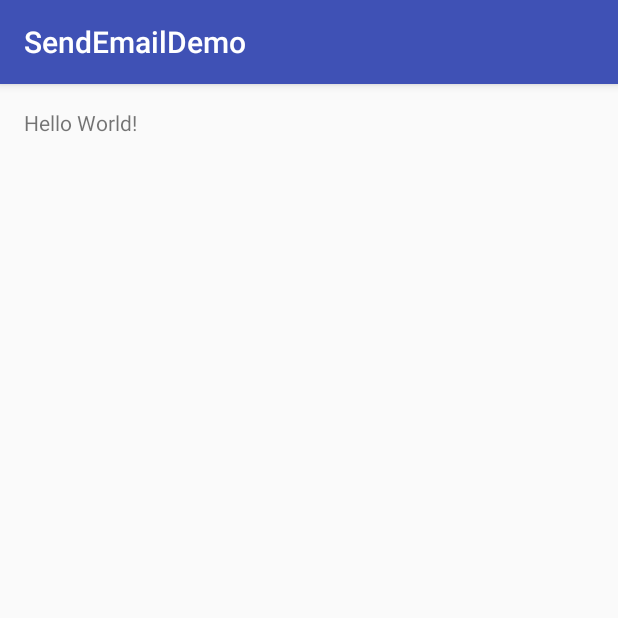
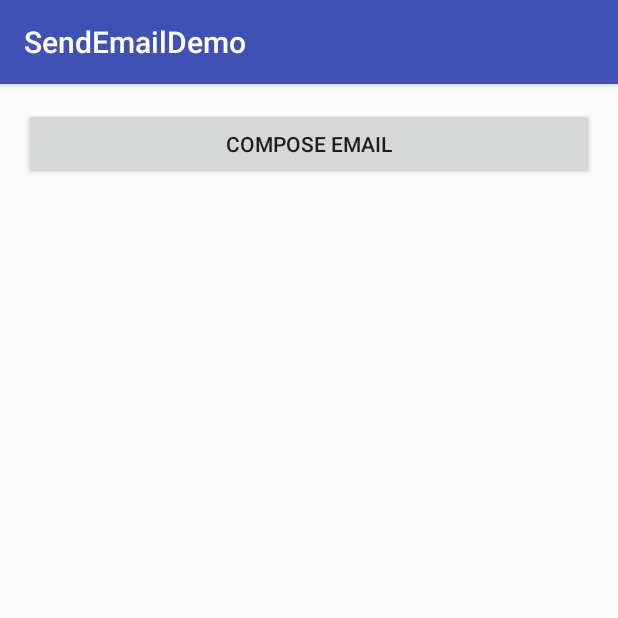
Before and after one commit to htulpmada/Android-Advnced-Tutorials-from-TutorialsPoint.com, an Android app: the screen it shows after launch (MainActivity), on a phone screen of 412 x 824 dp, the top half of it. Run offline under Robolectric (Android 15) with nearby library versions, the phone set to English and light mode, and no system bars.

Commit message:
finished email inside app but no way of knowing if email was sent

```diff
--- a/SendEmailDemo/app/src/main/res/layout/activity_main.xml
+++ b/SendEmailDemo/app/src/main/res/layout/activity_main.xml
@@ -1,5 +1,5 @@
 <?xml version="1.0" encoding="utf-8"?>
-<RelativeLayout xmlns:android="http://schemas.android.com/apk/res/android"
+<LinearLayout xmlns:android="http://schemas.android.com/apk/res/android"
     xmlns:tools="http://schemas.android.com/tools"
     android:id="@+id/activity_main"
     android:layout_width="match_parent"
@@ -10,8 +10,9 @@
     android:paddingTop="@dimen/activity_vertical_margin"
     tools:context="com.sikware.sendemaildemo.MainActivity">
 
-    <TextView
-        android:layout_width="wrap_content"
+    <Button
+        android:id="@+id/sendEmail"
+        android:layout_width="match_parent"
         android:layout_height="wrap_content"
-        android:text="Hello World!" />
-</RelativeLayout>
+        android:text="@string/compose_email" />
+</LinearLayout>
--- a/SendEmailDemo/app/src/main/res/values/strings.xml
+++ b/SendEmailDemo/app/src/main/res/values/strings.xml
@@ -1,3 +1,5 @@
 <resources>
     <string name="app_name">SendEmailDemo</string>
+    <string name="action_settings">Settings</string>
+    <string name="compose_email">Compose Email</string>
 </resources>
```
Also changed, not shown: SendEmailDemo/app/src/main/java/com/sikware/sendemaildemo/MainActivity.java (+38 -0 lines).
